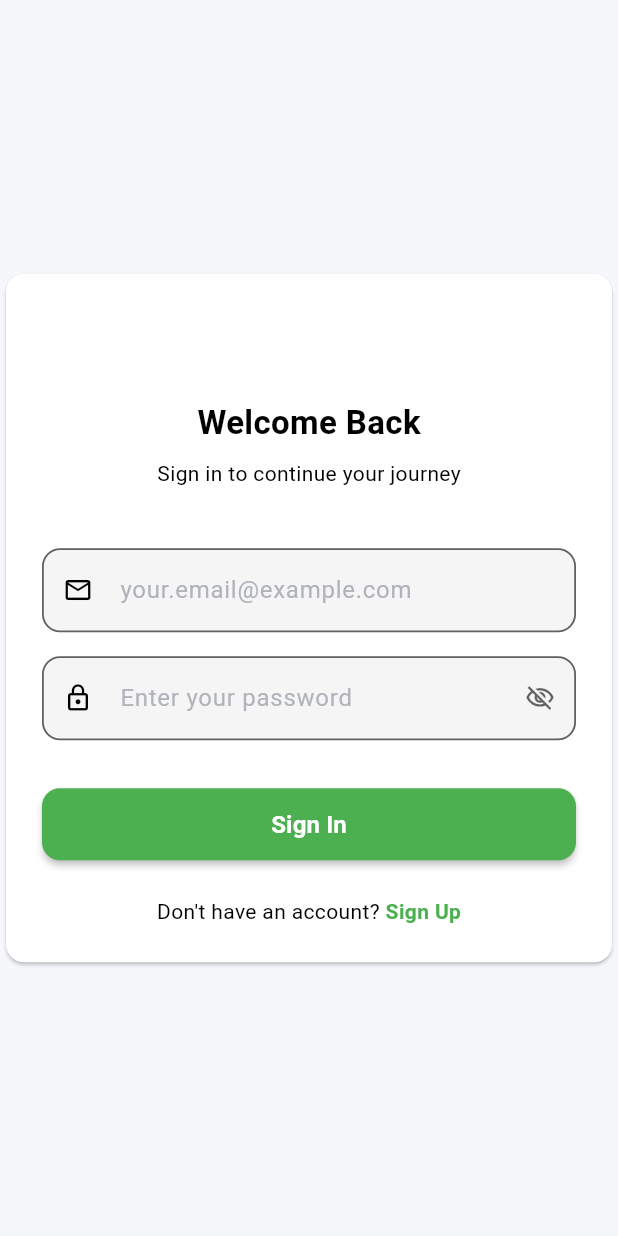
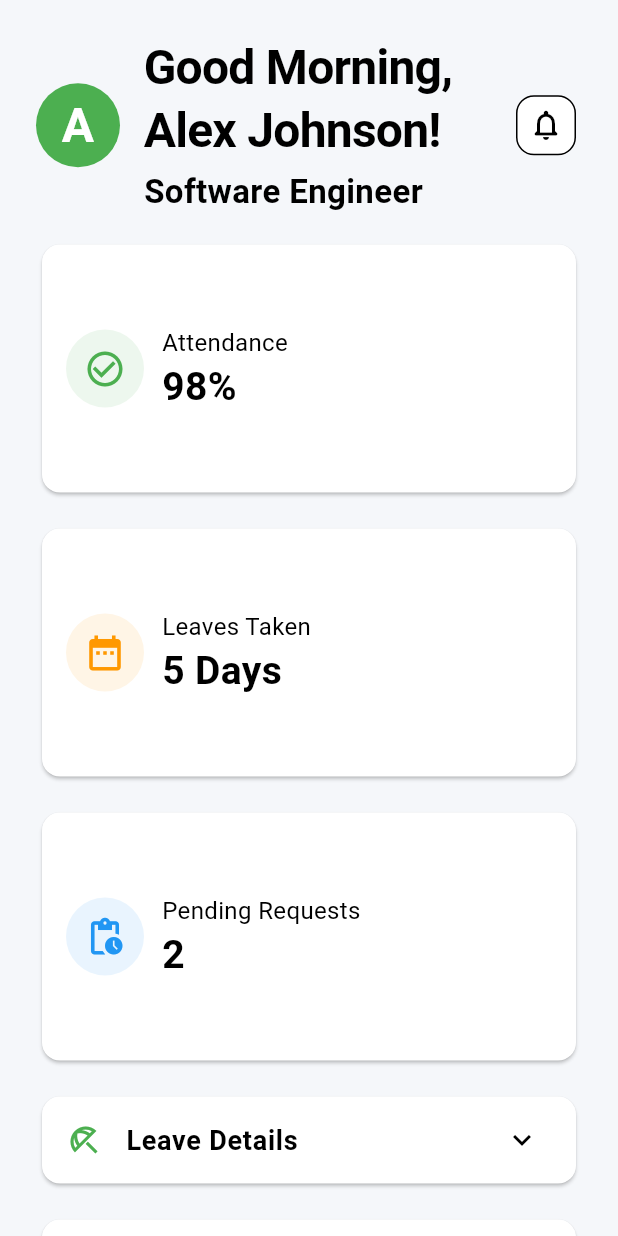
Before and after one commit to JiyadAhammad/metaupspace_task, a Flutter app: the screen it shows after launch, on a phone screen of 412 x 824 dp. Run offline on Flutter 3.47's test engine with Material 3 defaults, Android fonts, the phone set to English and light mode, and no system bars; our stand-ins replace dio, flutter_bloc, flutter_secure_storage, fpdart, freezed_annotation, get_it and 3 more.

Commit message:
Employee Dashbaord Ui Created

```diff
--- a/lib/core/app_config/auth_session.dart
+++ b/lib/core/app_config/auth_session.dart
@@ -7,6 +7,7 @@ class AuthSession {
   static Future<void> init() async {
     final String? token = await sl<SecureStorageService>().getToken();
 
-    isLoggedIn = token != null && token.isNotEmpty;
+    isLoggedIn = true;
+    // isLoggedIn = token != null && token.isNotEmpty;
   }
 }
--- /dev/null
+++ b/lib/core/constants/app_const.dart
@@ -0,0 +1,15 @@
+import '../../features/dashboard/presentation/widget/expandable_widget.dart';
+
+class AppConst {
+  AppConst._();
+  static List<TestModel> leaveDetails = <TestModel>[
+    TestModel(title: 'Casual Leave', trailing: '8 Remaining'),
+    TestModel(title: 'Sick Leave', trailing: '5 Remaining'),
+    TestModel(title: 'Earned Leave', trailing: '10 Remaining'),
+  ];
+
+  static List<TestModel> holidaysDetails = <TestModel>[
+    TestModel(title: 'Labor Day', trailing: 'May 1, 2026'),
+    TestModel(title: 'Summer Break', trailing: 'Jul 15, 2026'),
+  ];
+}
--- a/lib/core/routes/app_router.dart
+++ b/lib/core/routes/app_router.dart
@@ -3,6 +3,7 @@ import 'package:go_router/go_router.dart';
 
 import '../../features/auth/presentation/pages/signin_page.dart';
 import '../../features/auth/presentation/pages/signup_page.dart';
+import '../../features/dashboard/presentation/pages/dashboard_screen.dart';
 import '../app_config/auth_session.dart';
 import 'route_names.dart';
 
@@ -34,9 +35,9 @@ class AppRouter {
       ),
       GoRoute(
         path: '/dashboard',
-        name: AppRouteNames.signup,
+        name: AppRouteNames.dashboard,
         builder: (BuildContext context, GoRouterState state) =>
-            const SignUpPage(),
+            const DashboardScreen(),
       ),
     ],
 
@@ -59,7 +60,7 @@ class AppRouter {
       }
 
       if (loggedIn && loggingIn) {
-        return '/home';
+        return '/dashboard';
       }
 
       return null;
--- /dev/null
+++ b/lib/features/dashboard/presentation/pages/dashboard_screen.dart
@@ -0,0 +1,141 @@
+import 'package:flutter/material.dart';
+import 'package:responsive_builder/responsive_builder.dart';
+
+import '../../../../core/constants/app_const.dart';
+import '../widget/build_action_panel.dart';
+import '../widget/build_stats_grid.dart';
+import '../widget/expandable_widget.dart';
+import '../widget/greeting_header.dart';
+
+class DashboardScreen extends StatelessWidget {
+  const DashboardScreen({super.key});
+
+  @override
+  Widget build(BuildContext context) {
+    return Scaffold(
+      body: SafeArea(
+        child: ScreenTypeLayout.builder(
+          mobile: (_) => const _BuildMobileLayout(),
+          tablet: (_) => const _BuildLaptopLayout(),
+          desktop: (_) => const _BuildDesktopLayout(),
+        ),
+      ),
+    );
+  }
+}
+
+class _BuildMobileLayout extends StatelessWidget {
+  const _BuildMobileLayout();
+
+  @override
+  Widget build(BuildContext context) {
+    return SingleChildScrollView(
+      padding: const EdgeInsets.all(24.0),
+      child: Column(
+        crossAxisAlignment: .start,
+        spacing: 16,
+        children: <Widget>[
+          const GreetingHeader(name: 'Alex Johnson', role: 'Software Engineer'),
+
+          const BuildStatsGrid(crossAxisCount: 1),
+
+          ExpandableWidget(
+            cardTitle: 'Leave Details',
+            icon: Icons.beach_access_outlined,
+            cardDetails: AppConst.leaveDetails,
+          ),
+          ExpandableWidget(
+            cardTitle: 'Upcoming Holidays',
+            icon: Icons.celebration_outlined,
+            cardDetails: AppConst.holidaysDetails,
+          ),
+
+          const BuildActionPanel(),
+        ],
+      ),
+    );
+  }
+}
+
+class _BuildDesktopLayout extends StatelessWidget {
+  const _BuildDesktopLayout();
+
+  @override
+  Widget build(BuildContext context) {
+    return SingleChildScrollView(
+      padding: const EdgeInsets.symmetric(horizontal: 40.0, vertical: 32.0),
+      child: Column(
+        crossAxisAlignment: .start,
+        spacing: 16,
+        children: <Widget>[
+          const GreetingHeader(name: 'Alex Johnson', role: 'Software Engineer'),
+
+          const BuildStatsGrid(crossAxisCount: 3),
+          Row(
+            crossAxisAlignment: .start,
+            children: <Widget>[
+              Expanded(
+                child: Column(
+                  children: <Widget>[
+                    ExpandableWidget(
+                      cardTitle: 'Leave Details',
+                      icon: Icons.beach_access_outlined,
+                      cardDetails: AppConst.leaveDetails,
+                    ),
+                    ExpandableWidget(
+                      cardTitle: 'Upcoming Holidays',
+                      icon: Icons.celebration_outlined,
+                      cardDetails: AppConst.holidaysDetails,
+                    ),
+                  ],
+                ),
+              ),
+
+              const Expanded(child: BuildActionPanel()),
+            ],
+          ),
+        ],
+      ),
+    );
+  }
+}
+
+class _BuildLaptopLayout extends StatelessWidget {
+  const _BuildLaptopLayout();
+
+  @override
+  Widget build(BuildContext context) {
+    return SingleChildScrollView(
+      padding: const EdgeInsets.symmetric(horizontal: 40.0, vertical: 32.0),
+      child: Column(
+        crossAxisAlignment: .start,
+        spacing: 16,
+        children: <Widget>[
+          const GreetingHeader(name: 'Alex Johnson', role: 'Software Engineer'),
+
+          const BuildStatsGrid(crossAxisCount: 2),
+          Row(
+            crossAxisAlignment: .start,
+            children: <Widget>[
+              Expanded(
+                child: ExpandableWidget(
+                  cardTitle: 'Leave Details',
+                  icon: Icons.beach_access_outlined,
+                  cardDetails: AppConst.leaveDetails,
+                ),
+              ),
+              Expanded(
+                child: ExpandableWidget(
+                  cardTitle: 'Upcoming Holidays',
+                  icon: Icons.celebration_outlined,
+                  cardDetails: AppConst.holidaysDetails,
+                ),
+              ),
+            ],
+          ),
+          const BuildActionPanel(),
+        ],
+      ),
+    );
+  }
+}
--- /dev/null
+++ b/lib/features/dashboard/presentation/widget/build_stats_grid.dart
@@ -0,0 +1,86 @@
+import 'package:flutter/material.dart';
+
+import '../../../../core/widgets/custom_text.dart';
+
+class BuildStatsGrid extends StatelessWidget {
+  const BuildStatsGrid({super.key, required this.crossAxisCount});
+
+  final int crossAxisCount;
+
+  @override
+  Widget build(BuildContext context) {
+    return GridView.count(
+      crossAxisCount: crossAxisCount,
+      shrinkWrap: true,
+      physics: const NeverScrollableScrollPhysics(),
+      crossAxisSpacing: 16,
+      mainAxisSpacing: 16,
+      childAspectRatio: 2.1,
+      children: const <Widget>[
+        _StatCard(
+          title: 'Attendance',
+          value: '98%',
+          icon: Icons.check_circle_outline,
+          color: Colors.green,
+        ),
+        _StatCard(
+          title: 'Leaves Taken',
+          value: '5 Days',
+          icon: Icons.date_range,
+          color: Colors.orange,
+        ),
+        _StatCard(
+          title: 'Pending Requests',
+          value: '2',
+          icon: Icons.pending_actions,
+          color: Colors.blue,
+        ),
+      ],
+    );
+  }
+}
+
+class _StatCard extends StatelessWidget {
+  const _StatCard({
+    required this.title,
+    required this.value,
+    required this.icon,
+    required this.color,
+  });
+  final String title;
+  final String value;
+  final IconData icon;
+  final Color color;
+
+  @override
+  Widget build(BuildContext context) {
+    return Card(
+      child: Padding(
+        padding: const EdgeInsets.all(16.0),
+        child: Row(
+          spacing: 12,
+          children: <Widget>[
+            Container(
+              padding: const EdgeInsets.all(12),
+              decoration: BoxDecoration(
+                color: color.withValues(alpha: 0.1),
+                shape: BoxShape.circle,
+              ),
+              child: Icon(icon, color: color, size: 28),
+            ),
+            Expanded(
+              child: Column(
+                crossAxisAlignment: CrossAxisAlignment.start,
+                mainAxisAlignment: MainAxisAlignment.center,
+                children: <Widget>[
+                  AppText(title, maxLines: 1, overflow: TextOverflow.ellipsis),
+                  AppText(value, variant: TextVariant.h2),
+                ],
+              ),
+            ),
+          ],
+        ),
+      ),
+    );
+  }
+}
--- /dev/null
+++ b/lib/features/dashboard/presentation/widget/expandable_widget.dart
@@ -0,0 +1,97 @@
+import 'package:flutter/material.dart';
+
+import '../../../../core/widgets/custom_text.dart';
+
+class TestModel {
+  TestModel({required this.title, required this.trailing});
+
+  final String title;
+  final String trailing;
+}
+
+class ExpandableWidget extends StatelessWidget {
+  const ExpandableWidget({
+    super.key,
+    required this.cardTitle,
+    required this.cardDetails,
+    required this.icon,
+  });
+
+  final String cardTitle;
+  final IconData icon;
+  final List<TestModel> cardDetails;
+
+  @override
+  Widget build(BuildContext context) {
+    return Column(
+      children: <Widget>[
+        _ExpandableCard(
+          title: cardTitle,
+          icon: icon,
+          child: Column(
+            children: List<Widget>.generate(cardDetails.length, (int index) {
+              final TestModel item = cardDetails[index];
+              return _BuildListTile(title: item.title, trailing: item.trailing);
+            }),
+          ),
+        ),
+      ],
+    );
+  }
+}
+
+class _ExpandableCard extends StatefulWidget {
+  const _ExpandableCard({
+    required this.title,
+    required this.icon,
+    required this.child,
+  });
+  final String title;
+  final IconData icon;
+  final Widget child;
+
+  @override
+  State<_ExpandableCard> createState() => __ExpandableCardState();
+}
+
+class __ExpandableCardState extends State<_ExpandableCard> {
+  @override
+  Widget build(BuildContext context) {
+    return Card(
+      child: Theme(
+        data: Theme.of(context).copyWith(dividerColor: Colors.transparent),
+        child: ExpansionTile(
+          leading: Icon(widget.icon, color: Theme.of(context).primaryColor),
+          title: AppText(widget.title, variant: TextVariant.large),
+          childrenPadding: const EdgeInsets.only(
+            left: 20,
+            right: 20,
+            bottom: 20,
+          ),
+          children: <Widget>[widget.child],
+        ),
+      ),
+    );
+  }
+}
+
+class _BuildListTile extends StatelessWidget {
+  const _BuildListTile({required this.title, required this.trailing});
+
+  final String title;
+  final String trailing;
+
+  @override
+  Widget build(BuildContext context) {
+    return Padding(
+      padding: const EdgeInsets.symmetric(vertical: 8.0),
+      child: Row(
+        mainAxisAlignment: MainAxisAlignment.spaceBetween,
+        children: <Widget>[
+          AppText(title),
+          AppText(trailing, variant: TextVariant.caption),
+        ],
+      ),
+    );
+  }
+}
--- /dev/null
+++ b/lib/features/dashboard/presentation/widget/greeting_header.dart
@@ -0,0 +1,43 @@
+import 'package:flutter/material.dart';
+
+import '../../../../core/widgets/custom_text.dart';
+
+class GreetingHeader extends StatelessWidget {
+  const GreetingHeader({super.key, required this.name, required this.role});
+  final String name;
+  final String role;
+
+  @override
+  Widget build(BuildContext context) {
+    return Row(
+      children: <Widget>[
+        CircleAvatar(
+          radius: 28,
+          child: AppText(name[0], variant: TextVariant.h1),
+        ),
+        const SizedBox(width: 16),
+        Expanded(
+          child: Column(
+            crossAxisAlignment: CrossAxisAlignment.start,
+            children: <Widget>[
+              AppText('Good Morning, $name!', variant: TextVariant.h1),
+              const SizedBox(height: 4),
+              AppText(role, variant: TextVariant.h3),
+            ],
+          ),
+        ),
+        IconButton(
+          onPressed: () {},
+          icon: const Icon(Icons.notifications_none_rounded),
+          style: IconButton.styleFrom(
+            backgroundColor: Theme.of(context).colorScheme.surface,
+            shape: RoundedRectangleBorder(
+              borderRadius: BorderRadius.circular(12),
+              side: BorderSide(color: Theme.of(context).dividerColor),
+            ),
+          ),
+        ),
+      ],
+    );
+  }
+}
```
Also changed, not shown: lib/features/dashboard/presentation/widget/build_action_panel.dart (added, +80 -0 lines).
